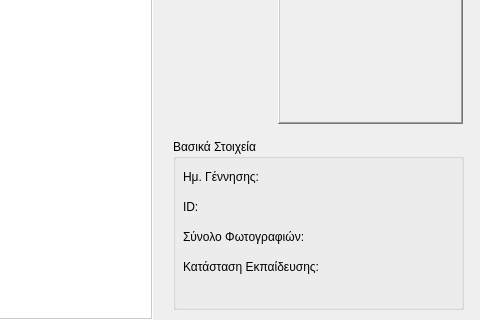
Felfired/Argus, file catalogdialog.ui: the form before one commit; both pictures show x 247 to 727 and y 111 to 431 of the 727 by 431 pixel window.
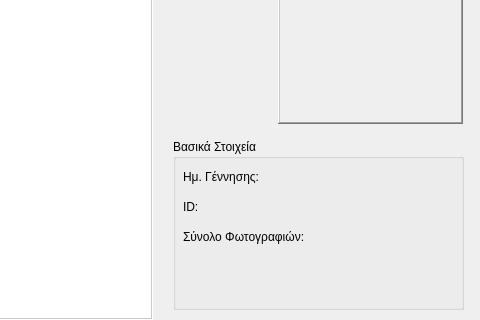
The form after the commit. Icons and pictures are not drawn.

Diff of the .ui file:
```diff
--- a/catalogdialog.ui
+++ b/catalogdialog.ui
@@ -182,19 +182,6 @@
      <string>Σύνολο Φωτογραφιών:</string>
     </property>
    </widget>
-   <widget class="QLabel" name="label_6">
-    <property name="geometry">
-     <rect>
-      <x>10</x>
-      <y>120</y>
-      <width>151</width>
-      <height>16</height>
-     </rect>
-    </property>
-    <property name="text">
-     <string>Κατάσταση Εκπαίδευσης:</string>
-    </property>
-   </widget>
    <widget class="QLabel" name="trainedStatusLabel">
     <property name="geometry">
      <rect>
```
